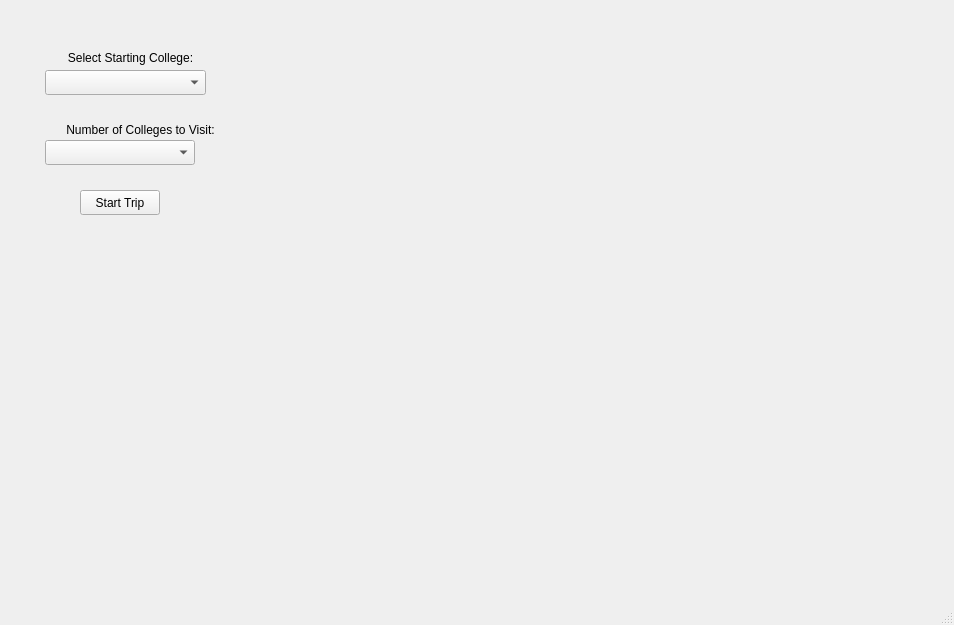
First picture: the form in basictripwindow.ui, repository Cleru15/college_tour_app, before the edit.
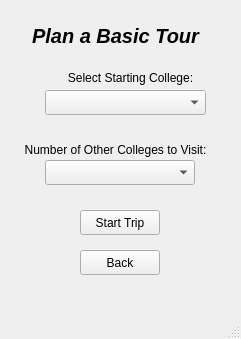
Second picture: the form after the edit.

What changed in the file:
```diff
--- a/basictripwindow.ui
+++ b/basictripwindow.ui
@@ -6,8 +6,8 @@
    <rect>
     <x>0</x>
     <y>0</y>
-    <width>954</width>
-    <height>625</height>
+    <width>241</width>
+    <height>339</height>
    </rect>
   </property>
   <property name="windowTitle">
@@ -18,7 +18,7 @@
     <property name="geometry">
      <rect>
       <x>80</x>
-      <y>190</y>
+      <y>210</y>
       <width>80</width>
       <height>25</height>
      </rect>
@@ -31,7 +31,7 @@
     <property name="geometry">
      <rect>
       <x>45</x>
-      <y>140</y>
+      <y>160</y>
       <width>150</width>
       <height>25</height>
      </rect>
@@ -41,7 +41,7 @@
     <property name="geometry">
      <rect>
       <x>45</x>
-      <y>70</y>
+      <y>90</y>
       <width>161</width>
       <height>25</height>
      </rect>
@@ -51,7 +51,7 @@
     <property name="geometry">
      <rect>
       <x>45</x>
-      <y>50</y>
+      <y>70</y>
       <width>171</width>
       <height>16</height>
      </rect>
@@ -66,14 +66,50 @@
    <widget class="QLabel" name="numCollegestoVisitLabelBT">
     <property name="geometry">
      <rect>
-      <x>45</x>
-      <y>120</y>
+      <x>20</x>
+      <y>140</y>
       <width>191</width>
       <height>20</height>
      </rect>
     </property>
     <property name="text">
-     <string>Number of Colleges to Visit:</string>
+     <string>Number of Other Colleges to Visit:</string>
+    </property>
+    <property name="alignment">
+     <set>Qt::AlignmentFlag::AlignCenter</set>
+    </property>
+   </widget>
+   <widget class="QPushButton" name="backButtonBT">
+    <property name="geometry">
+     <rect>
+      <x>80</x>
+      <y>250</y>
+      <width>80</width>
+      <height>25</height>
+     </rect>
+    </property>
+    <property name="text">
+     <string>Back</string>
+    </property>
+   </widget>
+   <widget class="QLabel" name="titleBT">
+    <property name="geometry">
+     <rect>
+      <x>10</x>
+      <y>20</y>
+      <width>211</width>
+      <height>31</height>
+     </rect>
+    </property>
+    <property name="font">
+     <font>
+      <pointsize>15</pointsize>
+      <italic>true</italic>
+      <bold>true</bold>
+     </font>
+    </property>
+    <property name="text">
+     <string>Plan a Basic Tour</string>
     </property>
     <property name="alignment">
      <set>Qt::AlignmentFlag::AlignCenter</set>
```
Left out of the diff: 4 changed lines with no effect on the pictures.
